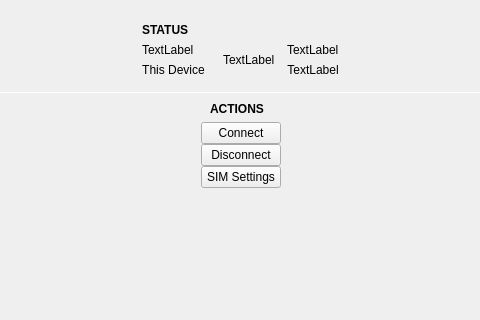
theCheeseboard/thedesk, file plugins/NetworkPlugin/statusCenter/devicePanes/cellularpane.ui: the form before one commit; both pictures show x 162 to 642 and y 0 to 320 of the 806 by 594 pixel window.
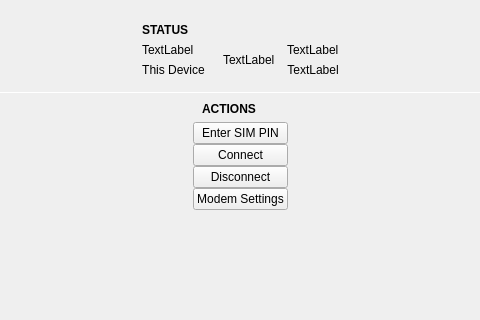
The form after the commit. Custom widgets are drawn as their Qt base class.

Diff of the .ui file:
```diff
--- a/plugins/NetworkPlugin/statusCenter/devicePanes/cellularpane.ui
+++ b/plugins/NetworkPlugin/statusCenter/devicePanes/cellularpane.ui
@@ -249,6 +249,13 @@
             </item>
            </layout>
           </item>
+          <item>
+           <widget class="QPushButton" name="unlockModemButton">
+            <property name="text">
+             <string notr="true">Enter SIM PIN</string>
+            </property>
+           </widget>
+          </item>
           <item>
            <widget class="QPushButton" name="connectButton">
             <property name="text">
@@ -266,7 +273,7 @@
           <item>
            <widget class="QPushButton" name="simSettingsButton">
             <property name="text">
-             <string>SIM Settings</string>
+             <string>Modem Settings</string>
             </property>
            </widget>
           </item>
```
